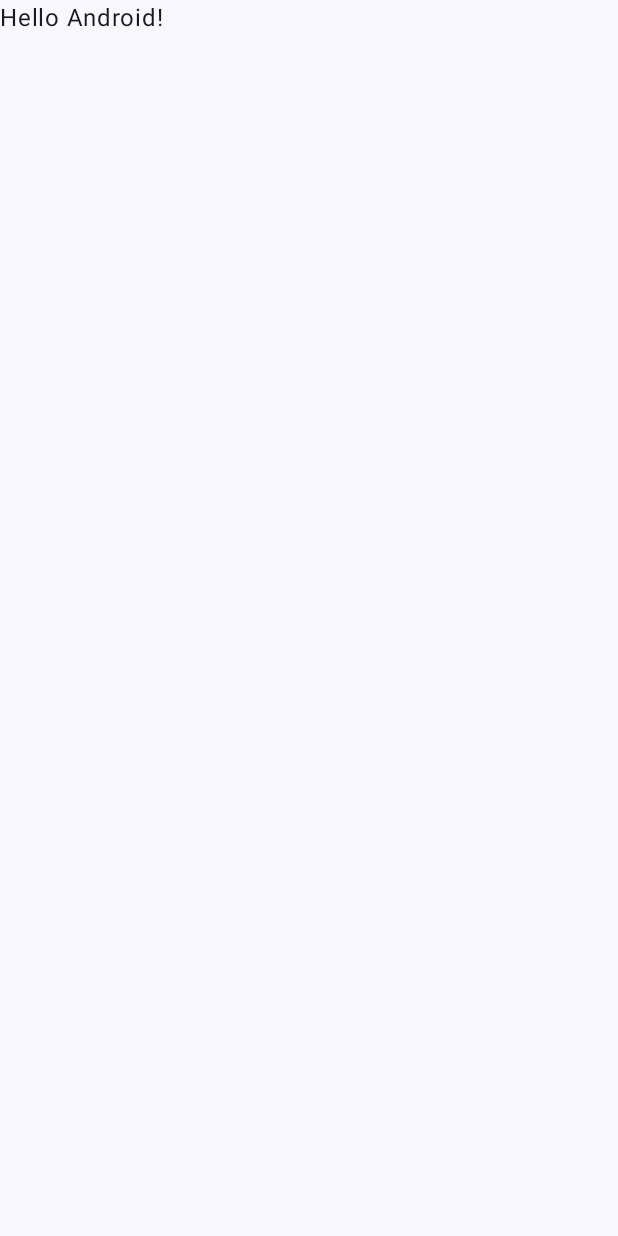
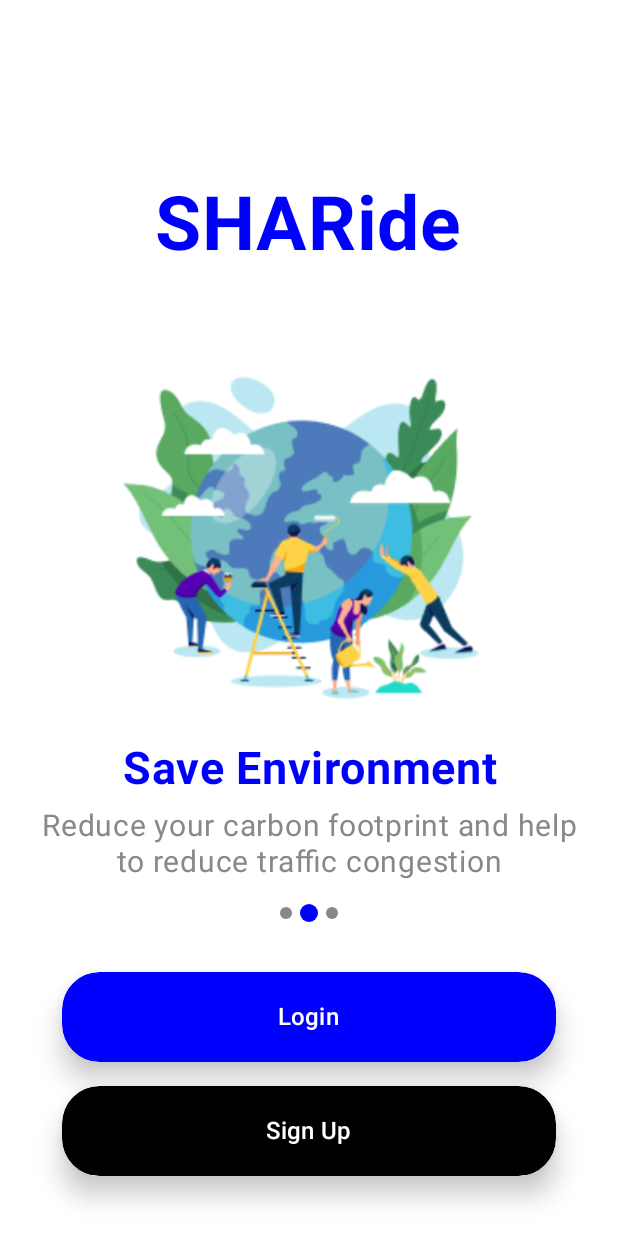
Before and after one commit to david894/SHARideApp, an Android app built with Jetpack Compose: the screen it shows after launch (MainActivity), on a phone screen of 412 x 824 dp. Before the commit the screen is almost empty. Run offline under Robolectric (Android 15) with nearby library versions, the phone set to English and light mode, and no system bars.

Commit message:
add intro screen

```diff
--- a/app/build.gradle.kts
+++ b/app/build.gradle.kts
@@ -1,6 +1,7 @@
 plugins {
     alias(libs.plugins.android.application)
     alias(libs.plugins.jetbrains.kotlin.android)
+    alias(libs.plugins.google.gms.google.services)
 }
 
 android {
@@ -59,6 +60,7 @@ dependencies {
     implementation(libs.androidx.ui.graphics)
     implementation(libs.androidx.ui.tooling.preview)
     implementation(libs.androidx.material3)
+    implementation(libs.firebase.auth)
     testImplementation(libs.junit)
     androidTestImplementation(libs.androidx.junit)
     androidTestImplementation(libs.androidx.espresso.core)
--- a/app/src/main/java/com/kxxr/sharide/MainActivity.kt
+++ b/app/src/main/java/com/kxxr/sharide/MainActivity.kt
@@ -6,11 +6,13 @@ import androidx.activity.compose.setContent
 import androidx.activity.enableEdgeToEdge
 import androidx.compose.foundation.layout.fillMaxSize
 import androidx.compose.foundation.layout.padding
+import androidx.compose.material3.MaterialTheme
 import androidx.compose.material3.Scaffold
 import androidx.compose.material3.Text
 import androidx.compose.runtime.Composable
 import androidx.compose.ui.Modifier
 import androidx.compose.ui.tooling.preview.Preview
+import com.kxxr.sharide.screen.IntroScreen
 import com.kxxr.sharide.ui.theme.SHARideTheme
 
 class MainActivity : ComponentActivity() {
@@ -18,15 +20,15 @@ class MainActivity : ComponentActivity() {
         super.onCreate(savedInstanceState)
         enableEdgeToEdge()
         setContent {
-            SHARideTheme {
-                Scaffold(modifier = Modifier.fillMaxSize()) { innerPadding ->
-                    Greeting(
-                        name = "Android",
-                        modifier = Modifier.padding(innerPadding)
-                    )
-                }
-            }
+            ShareRideApp()
         }
+    }
+}
+
+@Composable
+fun ShareRideApp() {
+    MaterialTheme {
+        IntroScreen()
     }
 }
 
--- /dev/null
+++ b/app/src/main/java/com/kxxr/sharide/screen/Screen.kt
@@ -0,0 +1,170 @@
+package com.kxxr.sharide.screen
+
+import android.os.Bundle
+import androidx.activity.ComponentActivity
+import androidx.activity.compose.setContent
+import androidx.compose.animation.core.Animatable
+import androidx.compose.animation.core.tween
+import androidx.compose.foundation.Image
+import androidx.compose.foundation.background
+import androidx.compose.foundation.layout.*
+import androidx.compose.foundation.shape.RoundedCornerShape
+import androidx.compose.material3.*
+import androidx.compose.runtime.*
+import androidx.compose.ui.Alignment
+import androidx.compose.ui.Modifier
+import androidx.compose.ui.draw.shadow
+import androidx.compose.ui.graphics.Color
+import androidx.compose.ui.graphics.graphicsLayer
+import androidx.compose.ui.res.painterResource
+import androidx.compose.ui.text.font.FontWeight
+import androidx.compose.ui.text.style.TextAlign
+import androidx.compose.ui.unit.dp
+import androidx.compose.ui.unit.sp
+import com.kxxr.sharide.R
+import kotlinx.coroutines.delay
+
+@Composable
+fun IntroScreen() {
+    val images = listOf(
+        painterResource(id = R.drawable.intro1), // Replace with your image resource IDs
+        painterResource(id = R.drawable.intro2),
+        painterResource(id = R.drawable.intro3)
+    )
+    val introMain = listOf(
+        "Reduce Cost",
+        "Save Environment",
+        "Stress Free Commute"
+    )
+
+    val introDesc = listOf(
+        "Join the carpooling community and save time and money on your daily commute",
+        "Reduce your carbon footprint and help to reduce traffic congestion",
+        "Enjoy a stress-free commute with real-time carpool tracking and notifications"
+    )
+
+    var currentImageIndex by remember { mutableStateOf(0) }
+    //val auth = FirebaseAuth.getInstance()
+
+    LaunchedEffect(Unit) {
+        while (true) {
+            delay(5000) // 5 seconds delay
+            currentImageIndex = (currentImageIndex + 1) % images.size
+        }
+    }
+
+    Column(
+        modifier = Modifier
+            .fillMaxSize()
+            .background(Color.White),
+        verticalArrangement = Arrangement.SpaceBetween,
+        horizontalAlignment = Alignment.CenterHorizontally
+    ) {
+        Spacer(modifier = Modifier.height(120.dp))
+
+        // Logo
+        Text(
+            text = "SHARide",
+            fontWeight = FontWeight.Bold,
+            fontSize = 50.sp,
+            color = Color.Blue
+        )
+
+        Spacer(modifier = Modifier.height(50.dp))
+
+        // Rotating Image
+        Box(
+            modifier = Modifier
+                .size(250.dp)
+                .background(Color.Transparent),
+            contentAlignment = Alignment.Center
+        ) {
+            Image(
+                painter = images[currentImageIndex],
+                contentDescription = "Rotating image",
+                modifier = Modifier
+                    .fillMaxWidth()
+                    .fillMaxSize()
+                    .graphicsLayer { alpha = 1f }
+            )
+        }
+
+        Spacer(modifier = Modifier.height(16.dp))
+
+        // Dynamic Text
+        Text(
+            text = introMain[currentImageIndex],
+            fontWeight = FontWeight.Bold,
+            fontSize = 30.sp,
+            color = Color.Blue,
+            textAlign = TextAlign.Center,
+            modifier = Modifier.padding(horizontal = 20.dp)
+        )
+        Spacer(modifier = Modifier.height(8.dp))
+        Text(
+            text = introDesc[currentImageIndex],
+            textAlign = TextAlign.Center,
+            fontSize = 20.sp,
+            color = Color.Gray,
+            modifier = Modifier.padding(horizontal = 20.dp)
+        )
+
+        Spacer(modifier = Modifier.height(16.dp))
+        // Three-dot Indicator
+        Row(
+            horizontalArrangement = Arrangement.Center,
+            verticalAlignment = Alignment.CenterVertically,
+            modifier = Modifier.fillMaxWidth()
+        ) {
+            repeat(images.size) { index ->
+                Box(
+                    modifier = Modifier
+                        .size(if (currentImageIndex == index) 12.dp else 8.dp)
+                        .background(
+                            color = if (currentImageIndex == index) Color.Blue else Color.Gray,
+                            shape = RoundedCornerShape(50)
+                        )
+                        .padding(4.dp)
+                )
+                if (index != images.size - 1) {
+                    Spacer(modifier = Modifier.width(5.dp)) // Space between dots
+                }
+            }
+        }
+
+        Spacer(modifier = Modifier.weight(1f))
+
+        // Buttons
+        Button(
+            onClick = {
+                // Navigate to Login
+            },
+            modifier = Modifier
+                .fillMaxWidth(0.8f)
+                .height(60.dp)
+                .shadow(10.dp, shape = RoundedCornerShape(25.dp)),
+            colors = ButtonDefaults.buttonColors(containerColor = Color.Blue),
+            shape = RoundedCornerShape(25.dp)
+        ) {
+            Text(text = "Login", color = Color.White, fontSize = 16.sp)
+        }
+
+        Spacer(modifier = Modifier.height(16.dp))
+
+        Button(
+            onClick = {
+                // Navigate to Sign Up
+            },
+            modifier = Modifier
+                .fillMaxWidth(0.8f)
+                .height(60.dp)
+                .shadow(10.dp, shape = RoundedCornerShape(25.dp)),
+            colors = ButtonDefaults.buttonColors(containerColor = Color.Black),
+            shape = RoundedCornerShape(25.dp)
+        ) {
+            Text(text = "Sign Up", color = Color.White, fontSize = 16.sp)
+        }
+
+        Spacer(modifier = Modifier.height(40.dp))
+    }
+}
--- a/build.gradle.kts
+++ b/build.gradle.kts
@@ -2,4 +2,5 @@
 plugins {
     alias(libs.plugins.android.application) apply false
     alias(libs.plugins.jetbrains.kotlin.android) apply false
+    alias(libs.plugins.google.gms.google.services) apply false
 }
--- a/gradle/libs.versions.toml
+++ b/gradle/libs.versions.toml
@@ -8,6 +8,8 @@ espressoCore = "3.6.1"
 lifecycleRuntimeKtx = "2.8.6"
 activityCompose = "1.9.2"
 composeBom = "2024.04.01"
+googleGmsGoogleServices = "4.4.2"
+firebaseAuth = "23.1.0"
 
 [libraries]
 androidx-core-ktx = { group = "androidx.core", name = "core-ktx", version.ref = "coreKtx" }
@@ -24,7 +26,9 @@ androidx-ui-tooling-preview = { group = "androidx.compose.ui", name = "ui-toolin
 androidx-ui-test-manifest = { group = "androidx.compose.ui", name = "ui-test-manifest" }
 androidx-ui-test-junit4 = { group = "androidx.compose.ui", name = "ui-test-junit4" }
 androidx-material3 = { group = "androidx.compose.material3", name = "material3" }
+firebase-auth = { group = "com.google.firebase", name = "firebase-auth", version.ref = "firebaseAuth" }
 
 [plugins]
 android-application = { id = "com.android.application", version.ref = "agp" }
 jetbrains-kotlin-android = { id = "org.jetbrains.kotlin.android", version.ref = "kotlin" }
+google-gms-google-services = { id = "com.google.gms.google-services", version.ref = "googleGmsGoogleServices" }
```
Also changed, not shown: app/src/main/res/drawable/intro1.png (added), app/src/main/res/drawable/intro2.png (added), app/src/main/res/drawable/intro3.png (added), 1 other file.
